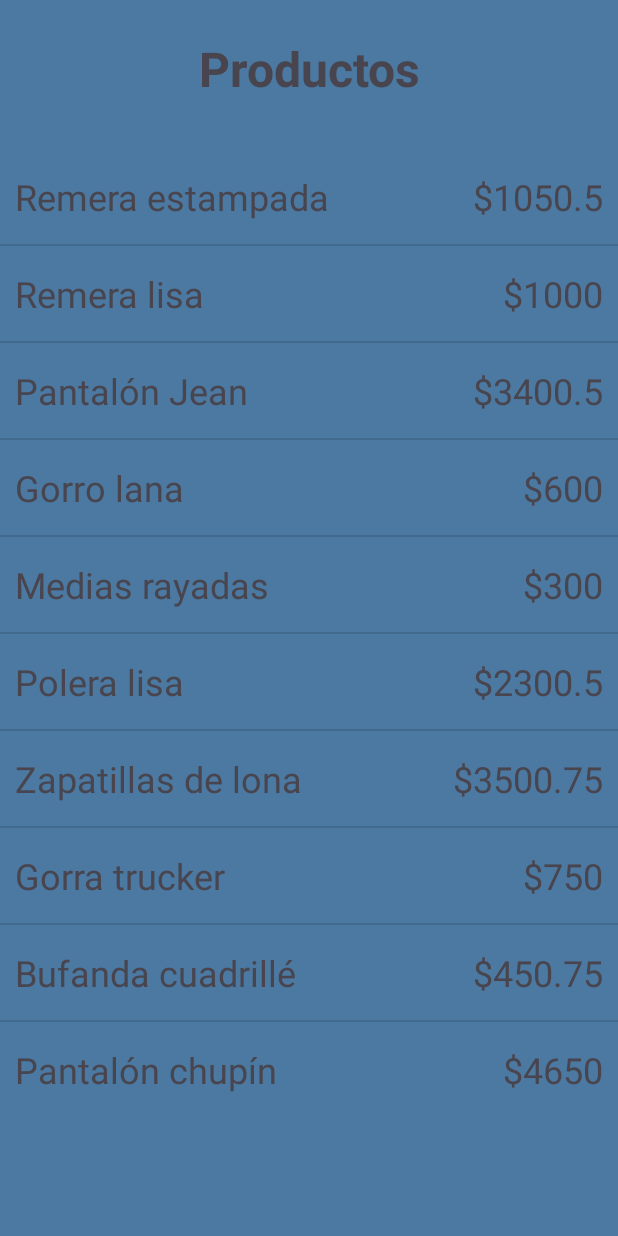
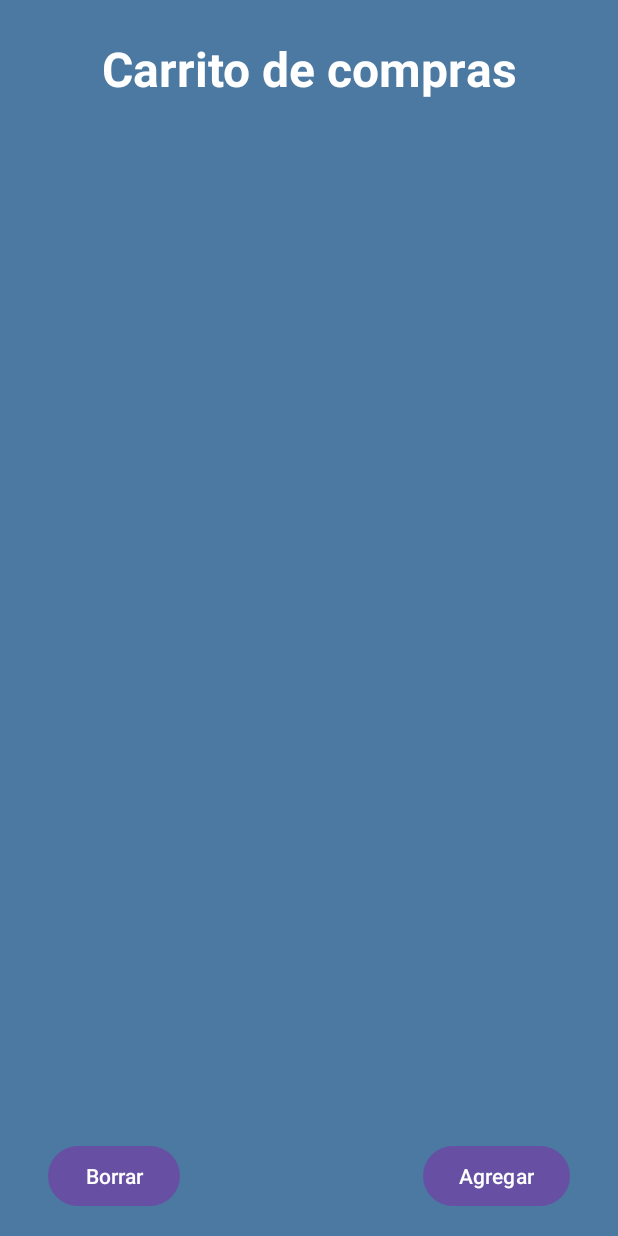
Before and after one commit to esaracho/deCompras, an Android app: the screen it shows after launch (listaProductos before the commit, carroCompras after it), after a tap on "Productos", on a phone screen of 412 x 824 dp. Run offline under Robolectric (Android 15) with nearby library versions, the light colour scheme and no system bars.

Commit message:
Se implementa carro de compras con resultado de la suma de productos

```diff
--- a/app/src/main/java/com/example/decompras/MainActivity.java
+++ b/app/src/main/java/com/example/decompras/MainActivity.java
@@ -20,7 +20,7 @@ public class MainActivity extends AppCompatActivity {
         button1.setOnClickListener(new View.OnClickListener() {
 
             public void onClick(View v) {
-                Intent intent = new Intent(MainActivity.this, listaProductos.class);
+                Intent intent = new Intent(MainActivity.this, carroCompras.class);
                 startActivity(intent);
             }
         });
--- a/app/src/main/java/com/example/decompras/listaProductos.java
+++ b/app/src/main/java/com/example/decompras/listaProductos.java
@@ -1,21 +1,24 @@
 package com.example.decompras;
 
 import android.app.ListActivity;
+import android.content.Intent;
 import android.database.Cursor;
 import android.database.sqlite.SQLiteDatabase;
 import android.os.Bundle;
 import android.util.Log;
 import android.view.View;
 import android.widget.AdapterView;
+import android.widget.EditText;
 import android.widget.ListView;
-
-import androidx.appcompat.app.AppCompatActivity;
 import androidx.cursoradapter.widget.SimpleCursorAdapter;
 
 public class listaProductos extends ListActivity {
 
     ProductosSQLiteHelper baseD =
             new ProductosSQLiteHelper(this, "BDProductos", null, 5);
+
+    public static final String EXTRA_PRODUCTO =
+            "com.example.mensajeactividades.extra.PRODUCTO";
     @Override
     protected void onCreate(Bundle savedInstanceState) {
         super.onCreate(savedInstanceState);
@@ -50,18 +53,6 @@ public class listaProductos extends ListActivity {
 
     }
 
-    /*@Override
-    protected void onResume() {
-        super.onResume();
-        consultar();
-    }*/
-
-    /*@Override
-    protected void onDestroy() {
-        baseD.close();
-        super.onDestroy();
-    }*/
-
 
     @SuppressWarnings("deprecation")
     private void consultar() {
@@ -79,12 +70,11 @@ public class listaProductos extends ListActivity {
 
         SimpleCursorAdapter adapter = new SimpleCursorAdapter(this,
                 R.layout.fila_producto,
-                //android.R.layout.simple_list_item_2,
                 cursor,
                 columnas,
                 to);
 
-        ListView lista = (ListView) findViewById(android.R.id.list);
+        ListView lista = findViewById(android.R.id.list);
         lista.setAdapter(adapter);
 
         lista.setOnItemClickListener(new AdapterView.OnItemClickListener() {
@@ -95,9 +85,14 @@ public class listaProductos extends ListActivity {
 
                 Cursor cursor = (Cursor) lista.getItemAtPosition(position);
 
-                String producto = cursor.getString(cursor.getColumnIndexOrThrow("nombre"));
+                Intent replyIntent = new Intent();
+                String[] producto = new String[2];
+                producto[0] = cursor.getString(cursor.getColumnIndexOrThrow("nombre"));
+                producto[1] = cursor.getString(cursor.getColumnIndexOrThrow("precio"));
 
-                Log.i("Hello!", producto);
+                replyIntent.putExtra(EXTRA_PRODUCTO, producto);
+                setResult(RESULT_OK,replyIntent);
+                finish ();
 
             }
         });
--- a/app/src/main/res/layout/carro_compras.xml
+++ b/app/src/main/res/layout/carro_compras.xml
@@ -1,7 +1,73 @@
 <?xml version="1.0" encoding="utf-8"?>
 <androidx.constraintlayout.widget.ConstraintLayout xmlns:android="http://schemas.android.com/apk/res/android"
+    xmlns:app="http://schemas.android.com/apk/res-auto"
+    xmlns:tools="http://schemas.android.com/tools"
     android:layout_width="match_parent"
-    android:layout_height="match_parent">
+    android:layout_height="match_parent"
+    tools:context=".carroCompras"
+    android:background="@color/dark_skies">
 
+    <TextView
+        android:id="@+id/text_carro"
+        android:layout_width="wrap_content"
+        android:layout_height="wrap_content"
+        android:layout_marginTop="24dp"
+        android:layout_marginBottom="24dp"
+        android:gravity="center"
+        android:text="Carrito de compras"
+        android:textColor="@color/white"
+        android:textSize="32sp"
+        android:textStyle="bold"
+        app:layout_constraintBottom_toTopOf="@+id/scrollView2"
+        app:layout_constraintEnd_toEndOf="parent"
+        app:layout_constraintStart_toStartOf="parent"
+        app:layout_constraintTop_toTopOf="parent" />
+
+    <ScrollView
+        android:id="@+id/scrollView2"
+        android:layout_width="fill_parent"
+        android:layout_height="0dp"
+        android:layout_weight="1"
+        android:scrollbars="none"
+        app:layout_constraintBottom_toTopOf="@id/button_producto"
+        app:layout_constraintEnd_toEndOf="parent"
+        app:layout_constraintStart_toStartOf="parent"
+        app:layout_constraintTop_toBottomOf="@id/text_carro">
+
+        <TableLayout
+            android:id="@+id/tabla_carro"
+            android:layout_width="match_parent"
+            android:layout_height="wrap_content"
+            android:layout_marginBottom="20dp"
+            android:orientation="vertical"
+            app:layout_constraintBottom_toTopOf="@id/button_producto">
+
+            <TableRow
+                android:id="@+id/total"
+                android:layout_width="match_parent"
+                android:layout_height="wrap_content" />
+
+        </TableLayout>
+
+    </ScrollView>
+
+    <Button
+        android:id="@+id/button_producto"
+        android:layout_width="wrap_content"
+        android:layout_height="wrap_content"
+        android:layout_marginBottom="16dp"
+        android:layout_marginEnd="32dp"
+        android:text="Agregar"
+        app:layout_constraintBottom_toBottomOf="parent"
+        app:layout_constraintRight_toRightOf="parent"/>
+    <Button
+        android:id="@+id/button_borrar"
+        android:layout_width="wrap_content"
+        android:layout_height="wrap_content"
+        android:layout_marginBottom="16dp"
+        android:layout_marginStart="32dp"
+        android:text="Borrar"
+        app:layout_constraintBottom_toBottomOf="parent"
+        app:layout_constraintLeft_toLeftOf="parent"/>
 
 </androidx.constraintlayout.widget.ConstraintLayout>
--- a/app/src/main/res/layout/lista_productos.xml
+++ b/app/src/main/res/layout/lista_productos.xml
@@ -20,6 +20,7 @@
         android:text="@string/Productos"
         android:textSize="32sp"
         android:textStyle="bold"
+        android:textColor="@color/white"
         app:layout_constraintStart_toStartOf="parent"
         app:layout_constraintTop_toTopOf="parent" />
 
@@ -28,7 +29,7 @@
         android:id="@android:id/list"
         android:layout_width="match_parent"
         android:layout_height="wrap_content"
-        android:layout_marginTop="32dp"
+        android:layout_marginTop="24dp"
         app:layout_constraintStart_toStartOf="parent"
         app:layout_constraintTop_toBottomOf="@id/titulo"
         android:scrollbars="horizontal">
```
Also changed, not shown: app/src/main/java/com/example/decompras/carroCompras.java (+122 -0 lines).
